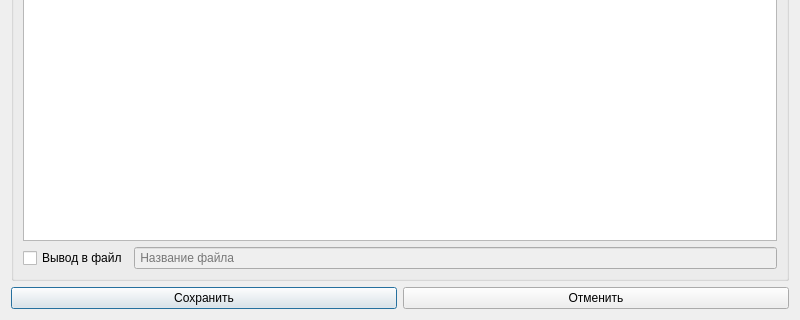
This is src/ui_designer/inputDialog.ui in gkeep/script-creator as Qt 5 draws it before an edit; both pictures show x 0 to 800 and y 330 to 650 of the 800 by 650 pixel window. The edited form follows.
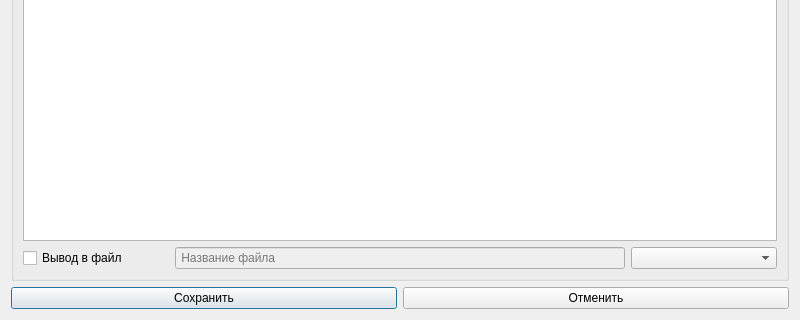
This is the edited form.

Commit message: Separator selector

```diff
--- a/src/ui_designer/inputDialog.ui
+++ b/src/ui_designer/inputDialog.ui
@@ -56,6 +56,12 @@
           <property name="enabled">
            <bool>false</bool>
           </property>
+          <property name="maximumSize">
+           <size>
+            <width>450</width>
+            <height>16777215</height>
+           </size>
+          </property>
           <property name="text">
            <string/>
           </property>
@@ -67,6 +73,9 @@
           </property>
          </widget>
         </item>
+        <item>
+         <widget class="QComboBox" name="separatorSelector"/>
+        </item>
        </layout>
       </item>
      </layout>
```
Left out of the diff: 3 changed lines with no effect on the pictures. The commit also changes 3 other files.
